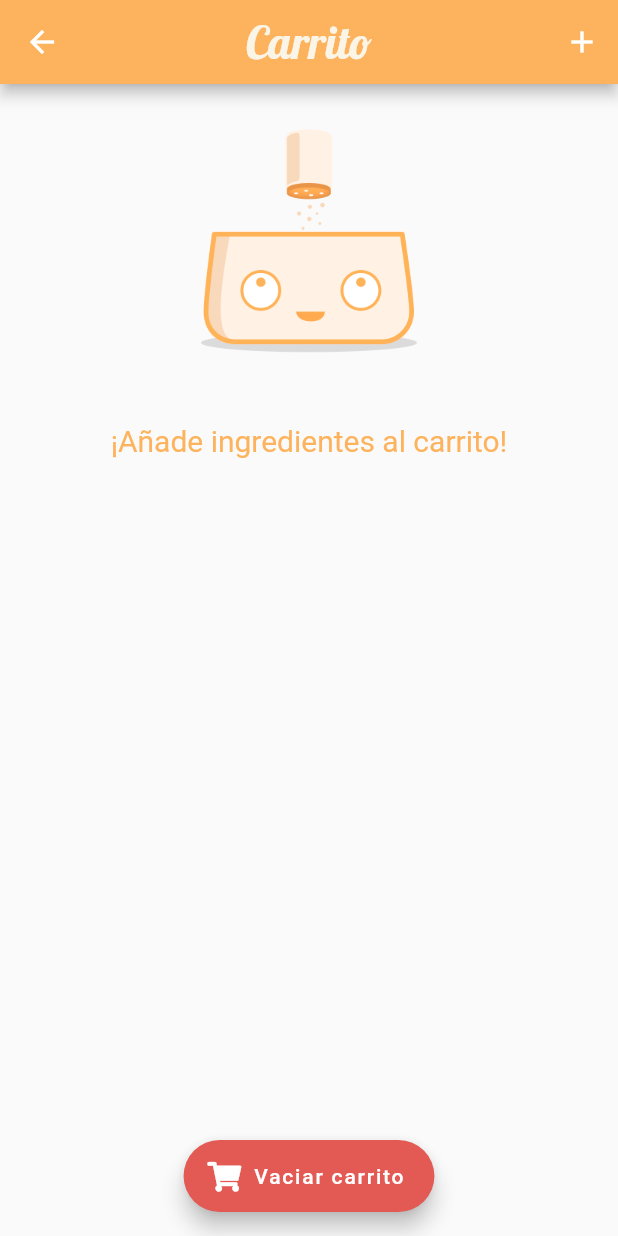
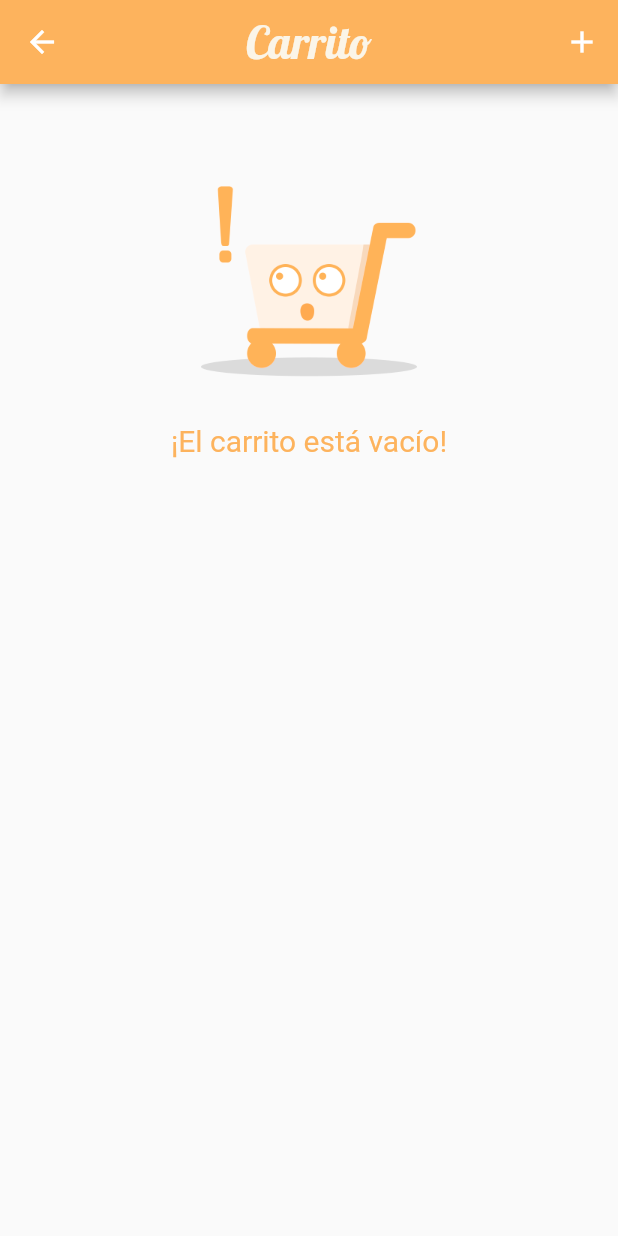
Before and after one commit to rubenrcm/app_recipes, a Flutter app: the CartList screen opened directly, on a phone screen of 412 x 824 dp. Run offline on Flutter 3.47's test engine with Material 2 defaults, Android fonts, the phone set to English and light mode, and no system bars; our stand-ins replace fluttertoast, font_awesome_flutter, gallery_saver, image_picker, sqflite; missing offline and left inert: flutter_duration_picker; accounts and stored records are empty.

Commit message:
Added of empty cart an some adjustements

```diff
--- a/lib/views/cart_list.dart
+++ b/lib/views/cart_list.dart
@@ -61,12 +61,15 @@ class CartListState extends State<CartList> {
           ),
           body: getIngredientListView(),
           floatingActionButtonLocation: FloatingActionButtonLocation.centerFloat,
-          floatingActionButton: new FloatingActionButton.extended(
+          floatingActionButton: Opacity(
+            opacity: ingredient_count > 0 ? 1 : 0, //Only visible if there is some element
+            child: FloatingActionButton.extended(
               label: Text("Vaciar carrito"),
               icon: FaIcon(FontAwesomeIcons.shoppingCart, size: 20,),
               onPressed: () {
-              //_deleteCart();
+                _deleteCart();
               },
+            ),
           )
       ),
     );
@@ -78,8 +81,8 @@ class CartListState extends State<CartList> {
         child: Column(
           children: <Widget>[
             SizedBox(height: 26.0,),
-            Image.asset('assets/img/empty_ingredients_icon.png', scale: 4.0,),
-            Text("¡Añade ingredientes al carrito!", style: TextStyle(color: Theme.of(context).primaryColor, fontSize: 20),)
+            Image.asset('assets/img/empty_cart_icon.png', scale: 4.0,),
+            Text("¡El carrito está vacío!", style: TextStyle(color: Theme.of(context).primaryColor, fontSize: 20),)
           ],
         ),
       );
@@ -100,7 +103,7 @@ class CartListState extends State<CartList> {
                 new SizedBox(width:4),
                 new Text(this.ingredientList[position].qty_type ?? ' ', style: TextStyle(fontWeight: FontWeight.bold)),
                 new SizedBox(width:6),
-                new Text(this.ingredientList[position].name),
+                new Text(this.ingredientList[position].name ?? ' '),
               ],
             ),
             trailing: new IconButton(
@@ -239,7 +242,7 @@ class CartListState extends State<CartList> {
 
   void _saveCart() async {
     int result;
-
+    if (ingredient_count > 0) {
       for (int i=0;i<ingredient_count;i++){
         if (ingredientList[i].id == null){
           result = await databaseHelper.insertCartIngredient(ingredientList[i]);
@@ -248,10 +251,23 @@ class CartListState extends State<CartList> {
           result = await databaseHelper.updateCartIngredient(ingredientList[i]);
         }
       }
-
+    }
     if (result == 0) {
       Fluttertoast.showToast(msg: 'Problema al guardar');
     }
   }
 
+  void _deleteCart() async {
+    int result;
+    for (int i=0;i<ingredient_count;i++){
+      result = await databaseHelper.deleteCartIngredient(ingredientList[i].id);
     }
+    if (result != 0) {
+      setState(() {
+        ingredientList = List<CartIngredient>();
+        ingredient_count = 0;
+      });
+    }
+  }
+
+}
```
Also changed, not shown: assets/img/empty_cart_icon.png (added). Lines whose indentation alone changed are shown as unchanged.
